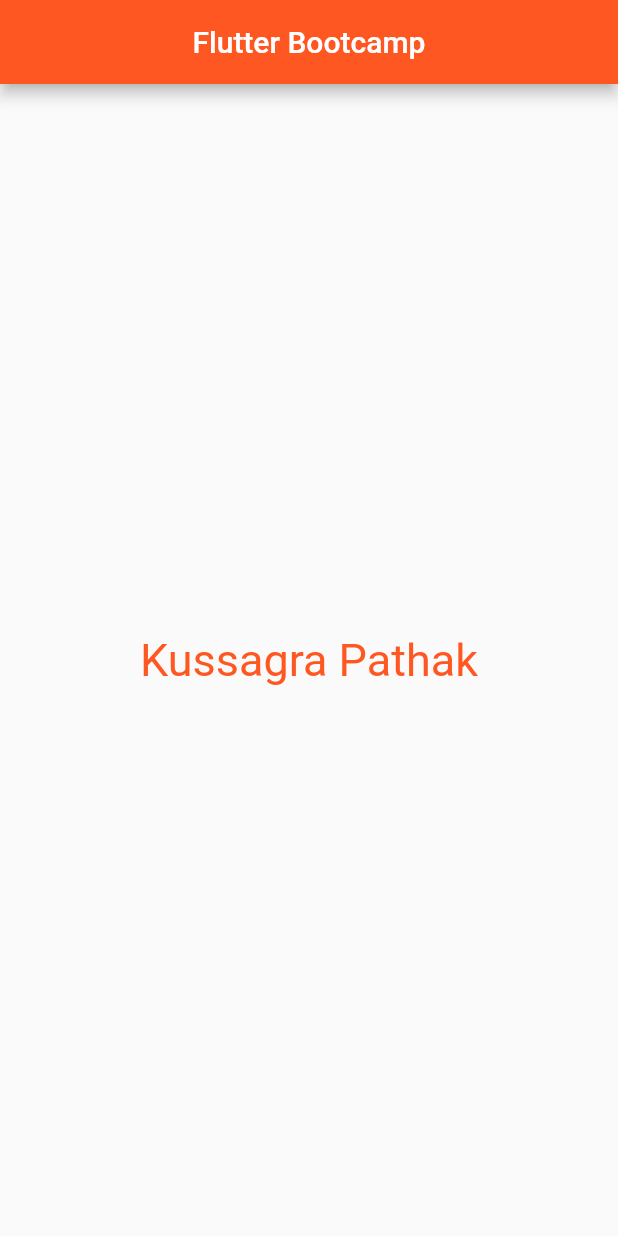
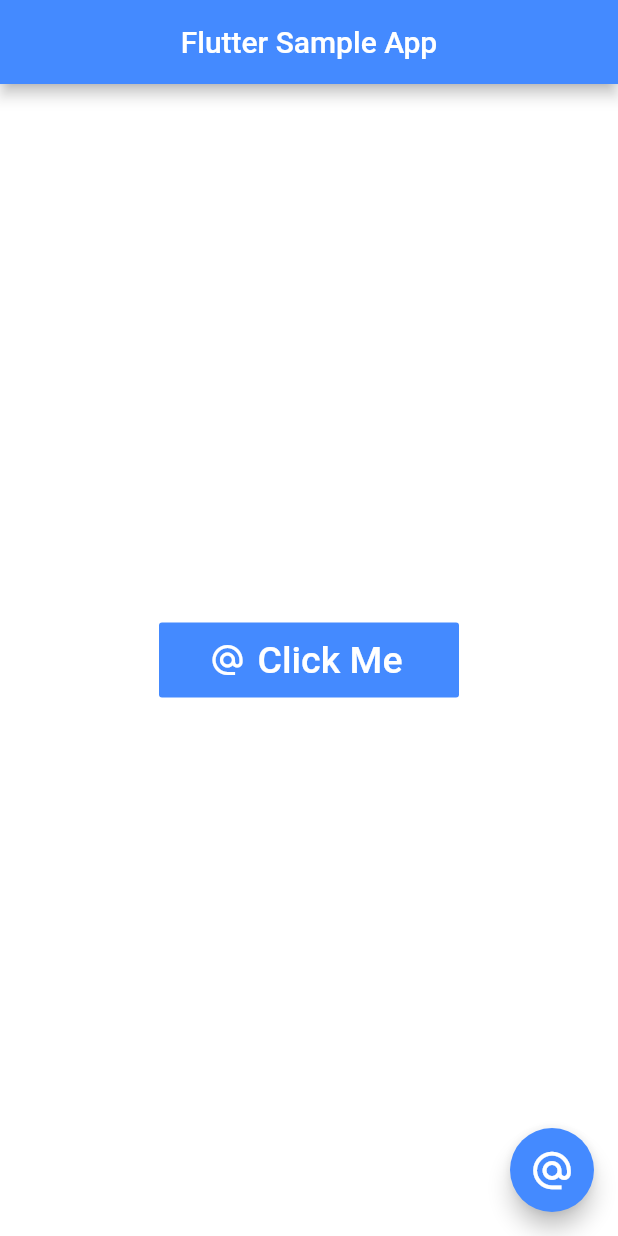
Before and after one commit to kush11251/flutter_study_app, a Flutter app: the screen it shows after launch, on a phone screen of 412 x 824 dp. Run offline on Flutter 3.47's test engine with Material 2 defaults, Android fonts, the phone set to English and light mode, and no system bars; Roboto replaces fonts that are missing (FiraCode).

Commit message:
Day 3 Flutter Class Part 1

```diff
--- a/lib/main.dart
+++ b/lib/main.dart
@@ -12,22 +12,46 @@ class FlutterBootcamp extends StatelessWidget{
   Widget build(BuildContext context) {
     return MaterialApp(
       home: Scaffold(
+        backgroundColor: Colors.white,
         appBar: AppBar(
           title: Text(
             Strings.titleText,
           ),
-          backgroundColor: Colors.deepOrange,
+          backgroundColor: Colors.blueAccent,
           centerTitle: true,
         ),
         body: Center(
-          child: Text(
-            Strings.bodyText,
-            style: TextStyle(
-              fontSize: 30,
-              color: Colors.deepOrange,
-              fontFamily: 'FiraCode',
-            ),
+          // ignore: deprecated_member_use
+          child: FlatButton.icon(
+              onPressed: (){
+
+              },
+              icon: Icon(
+                  Icons.alternate_email,
+                color: Colors.white,
+              ),
+              label: Text(
+                "Click Me",
+                style: TextStyle(
+                  fontSize: 25,
+                  color: Colors.white,
+                ),
+              ),
+              height: 50,
+              minWidth: 200,
+              color: Colors.blueAccent,
           ),
+        ),
+        floatingActionButton: FloatingActionButton(
+          backgroundColor: Colors.blueAccent,
+          child: Icon(
+            Icons.alternate_email,
+            color: Colors.white,
+            size: 30,
+          ),
+          onPressed: () {
+            print("Button Was Clicked");
+          },
         ),
       ),
     );
--- a/lib/strings.dart
+++ b/lib/strings.dart
@@ -1,4 +1,4 @@
 class Strings {
-  static const String titleText = "Flutter Bootcamp";
+  static const String titleText = "Flutter Sample App";
   static const String bodyText = "Kussagra Pathak";
 }
--- a/pubspec.yaml
+++ b/pubspec.yaml
@@ -48,6 +48,8 @@ flutter:
   # assets:
   #   - images/a_dot_burr.jpeg
   #   - images/a_dot_ham.jpeg
+  assets:
+    - assets/sky.jpg
 
   # An image asset can refer to one or more resolution-specific "variants", see
   # https://flutter.dev/assets-and-images/#resolution-aware.
```
Also changed, not shown: assets/sky.jpg (added).
